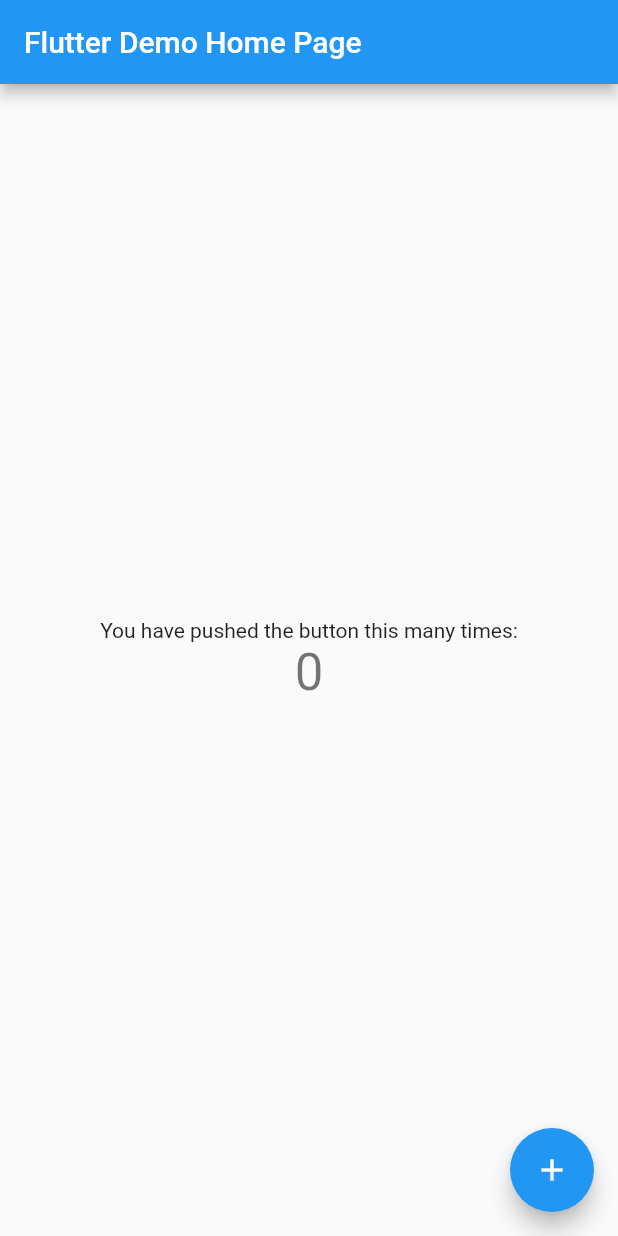
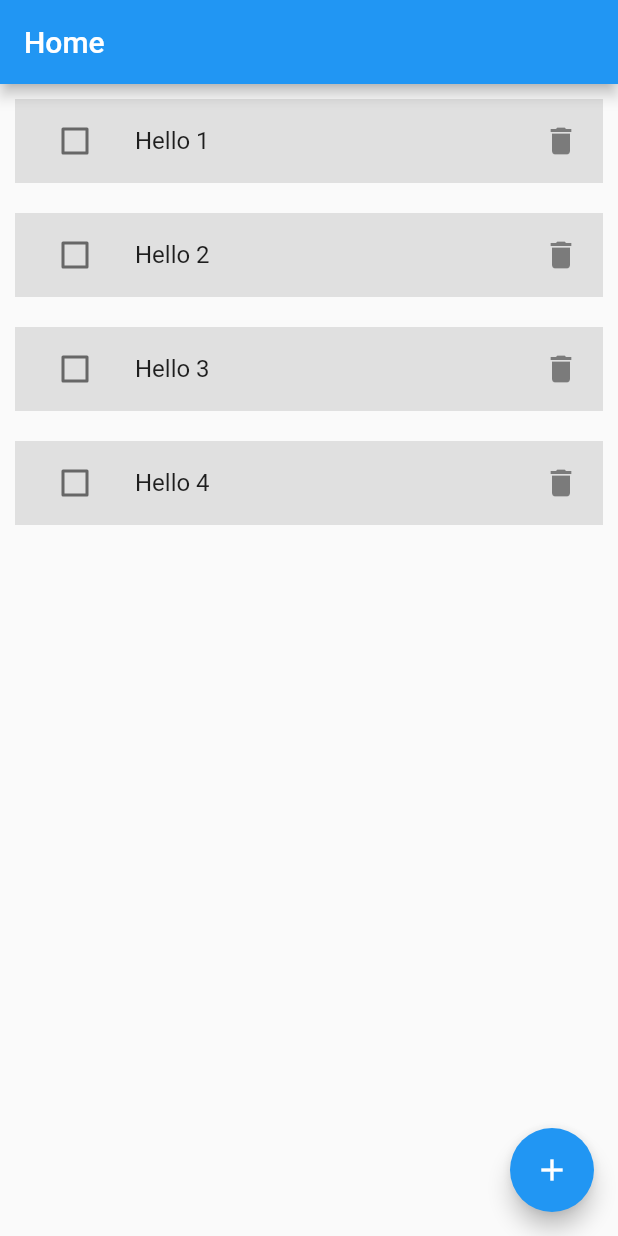
Before and after one commit to sthakrishnakumar/flutter-todo-app, a Flutter app: the screen it shows after launch, on a phone screen of 412 x 824 dp. Run offline on Flutter 3.47's test engine with Material 2 defaults, Android fonts, the phone set to English and light mode, and no system bars.

Commit message:
basic todo feature added

```diff
--- /dev/null
+++ b/lib/app/app.dart
@@ -0,0 +1,19 @@
+import 'package:flutter/material.dart';
+
+import '../home.dart';
+
+class MyApp extends StatelessWidget {
+  const MyApp({Key? key}) : super(key: key);
+
+  // This widget is the root of your application.
+  @override
+  Widget build(BuildContext context) {
+    return MaterialApp(
+      title: 'Flutter Demo',
+      theme: ThemeData(
+        primarySwatch: Colors.blue,
+      ),
+      home: const Home(),
+    );
+  }
+}
--- /dev/null
+++ b/lib/home.dart
@@ -0,0 +1,58 @@
+import 'package:flutter/material.dart';
+import 'package:flutter_todo_app/commons/commons.dart';
+import 'package:flutter_todo_app/todo/data/model/todo_model.dart';
+import 'package:flutter_todo_app/todo/presentation/widgets/add_todo.dart';
+
+class Home extends StatefulWidget {
+  const Home({Key? key}) : super(key: key);
+
+  @override
+  State<Home> createState() => _HomeState();
+}
+
+class _HomeState extends State<Home> {
+  @override
+  Widget build(BuildContext context) {
+    List todoList = ToDoModel.todoList;
+    return Scaffold(
+      floatingActionButton: FloatingActionButton(
+        onPressed: () {
+          navigation(context, const AddToDoPage());
+        },
+        child: const Icon(Icons.add),
+      ),
+      appBar: AppBar(
+        title: const Text('Home'),
+      ),
+      body: ListView.builder(
+        itemCount: todoList.length,
+        itemBuilder: (context, index) {
+          return Padding(
+            padding: const EdgeInsets.symmetric(vertical: 10, horizontal: 10),
+            child: ListTile(
+              tileColor: Colors.grey[300],
+              title: Text(todoList[index].title),
+              leading: Checkbox(
+                activeColor: Colors.green,
+                value: todoList[index].isTaskCompleted,
+                onChanged: (value) {
+                  setState(() {
+                    todoList[index].isTaskCompleted = value;
+                  });
+                },
+              ),
+              trailing: InkWell(
+                onTap: () {
+                  setState(() {
+                    todoList.removeAt(index);
+                  });
+                },
+                child: const Icon(Icons.delete),
+              ),
+            ),
+          );
+        },
+      ),
+    );
+  }
+}
--- a/lib/main.dart
+++ b/lib/main.dart
@@ -1,115 +1,7 @@
 import 'package:flutter/material.dart';
+
+import 'app/app.dart';
 
 void main() {
   runApp(const MyApp());
 }
-
-class MyApp extends StatelessWidget {
-  const MyApp({Key? key}) : super(key: key);
-
-  // This widget is the root of your application.
-  @override
-  Widget build(BuildContext context) {
-    return MaterialApp(
-      title: 'Flutter Demo',
-      theme: ThemeData(
-        // This is the theme of your application.
-        //
-        // Try running your application with "flutter run". You'll see the
-        // application has a blue toolbar. Then, without quitting the app, try
-        // changing the primarySwatch below to Colors.green and then invoke
-        // "hot reload" (press "r" in the console where you ran "flutter run",
-        // or simply save your changes to "hot reload" in a Flutter IDE).
-        // Notice that the counter didn't reset back to zero; the application
-        // is not restarted.
-        primarySwatch: Colors.blue,
-      ),
-      home: const MyHomePage(title: 'Flutter Demo Home Page'),
-    );
-  }
-}
-
-class MyHomePage extends StatefulWidget {
-  const MyHomePage({Key? key, required this.title}) : super(key: key);
-
-  // This widget is the home page of your application. It is stateful, meaning
-  // that it has a State object (defined below) that contains fields that affect
-  // how it looks.
-
-  // This class is the configuration for the state. It holds the values (in this
-  // case the title) provided by the parent (in this case the App widget) and
-  // used by the build method of the State. Fields in a Widget subclass are
-  // always marked "final".
-
-  final String title;
-
-  @override
-  State<MyHomePage> createState() => _MyHomePageState();
-}
-
-class _MyHomePageState extends State<MyHomePage> {
-  int _counter = 0;
-
-  void _incrementCounter() {
-    setState(() {
-      // This call to setState tells the Flutter framework that something has
-      // changed in this State, which causes it to rerun the build method below
-      // so that the display can reflect the updated values. If we changed
-      // _counter without calling setState(), then the build method would not be
-      // called again, and so nothing would appear to happen.
-      _counter++;
-    });
-  }
-
-  @override
-  Widget build(BuildContext context) {
-    // This method is rerun every time setState is called, for instance as done
-    // by the _incrementCounter method above.
-    //
-    // The Flutter framework has been optimized to make rerunning build methods
-    // fast, so that you can just rebuild anything that needs updating rather
-    // than having to individually change instances of widgets.
-    return Scaffold(
-      appBar: AppBar(
-        // Here we take the value from the MyHomePage object that was created by
-        // the App.build method, and use it to set our appbar title.
-        title: Text(widget.title),
-      ),
-      body: Center(
-        // Center is a layout widget. It takes a single child and positions it
-        // in the middle of the parent.
-        child: Column(
-          // Column is also a layout widget. It takes a list of children and
-          // arranges them vertically. By default, it sizes itself to fit its
-          // children horizontally, and tries to be as tall as its parent.
-          //
-          // Invoke "debug painting" (press "p" in the console, choose the
-          // "Toggle Debug Paint" action from the Flutter Inspector in Android
-          // Studio, or the "Toggle Debug Paint" command in Visual Studio Code)
-          // to see the wireframe for each widget.
-          //
-          // Column has various properties to control how it sizes itself and
-          // how it positions its children. Here we use mainAxisAlignment to
-          // center the children vertically; the main axis here is the vertical
-          // axis because Columns are vertical (the cross axis would be
-          // horizontal).
-          mainAxisAlignment: MainAxisAlignment.center,
-          children: <Widget>[
-            const Text(
-              'You have pushed the button this many times:',
-            ),
-            Text(
-              '$_counter',
-              style: Theme.of(context).textTheme.headline4,
-            ),
-          ],
-        ),
-      ),
-      floatingActionButton: FloatingActionButton(
-        onPressed: _incrementCounter,
-        tooltip: 'Increment',
-        child: const Icon(Icons.add),
-      ), // This trailing comma makes auto-formatting nicer for build methods.
-    );
-  }
-}
--- /dev/null
+++ b/lib/todo/data/model/todo_model.dart
@@ -0,0 +1,16 @@
+// ignore_for_file: public_member_api_docs, sort_constructors_first
+class ToDoModel {
+  bool isTaskCompleted;
+  String title;
+  ToDoModel({
+    required this.title,
+    this.isTaskCompleted = false,
+  });
+
+  static List<ToDoModel> todoList = [
+    ToDoModel(title: 'Hello 1'),
+    ToDoModel(title: 'Hello 2'),
+    ToDoModel(title: 'Hello 3'),
+    ToDoModel(title: 'Hello 4'),
+  ];
+}
```
Also changed, not shown: lib/commons/commons.dart (added, +8 -0 lines), lib/todo/presentation/widgets/add_todo.dart (added, +75 -0 lines), 1 other file.
